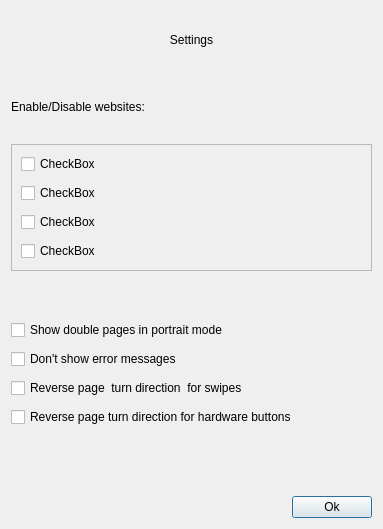
Qt form widgets/settingsdialog.ui (Rain92/UltimateMangaReader) before a commit.
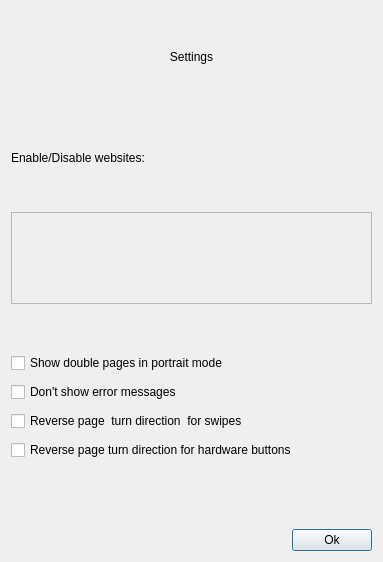
The same form after that commit.

```diff
--- a/widgets/settingsdialog.ui
+++ b/widgets/settingsdialog.ui
@@ -7,7 +7,7 @@
     <x>0</x>
     <y>0</y>
     <width>383</width>
-    <height>529</height>
+    <height>562</height>
    </rect>
   </property>
   <property name="windowTitle">
@@ -55,34 +55,6 @@
       <property name="spacing">
        <number>9</number>
       </property>
-      <item>
-       <widget class="QCheckBox" name="checkBox">
-        <property name="text">
-         <string>CheckBox</string>
-        </property>
-       </widget>
-      </item>
-      <item>
-       <widget class="QCheckBox" name="checkBox_4">
-        <property name="text">
-         <string>CheckBox</string>
-        </property>
-       </widget>
-      </item>
-      <item>
-       <widget class="QCheckBox" name="checkBox_3">
-        <property name="text">
-         <string>CheckBox</string>
-        </property>
-       </widget>
-      </item>
-      <item>
-       <widget class="QCheckBox" name="checkBox_2">
-        <property name="text">
-         <string>CheckBox</string>
-        </property>
-       </widget>
-      </item>
      </layout>
     </widget>
    </item>
```
